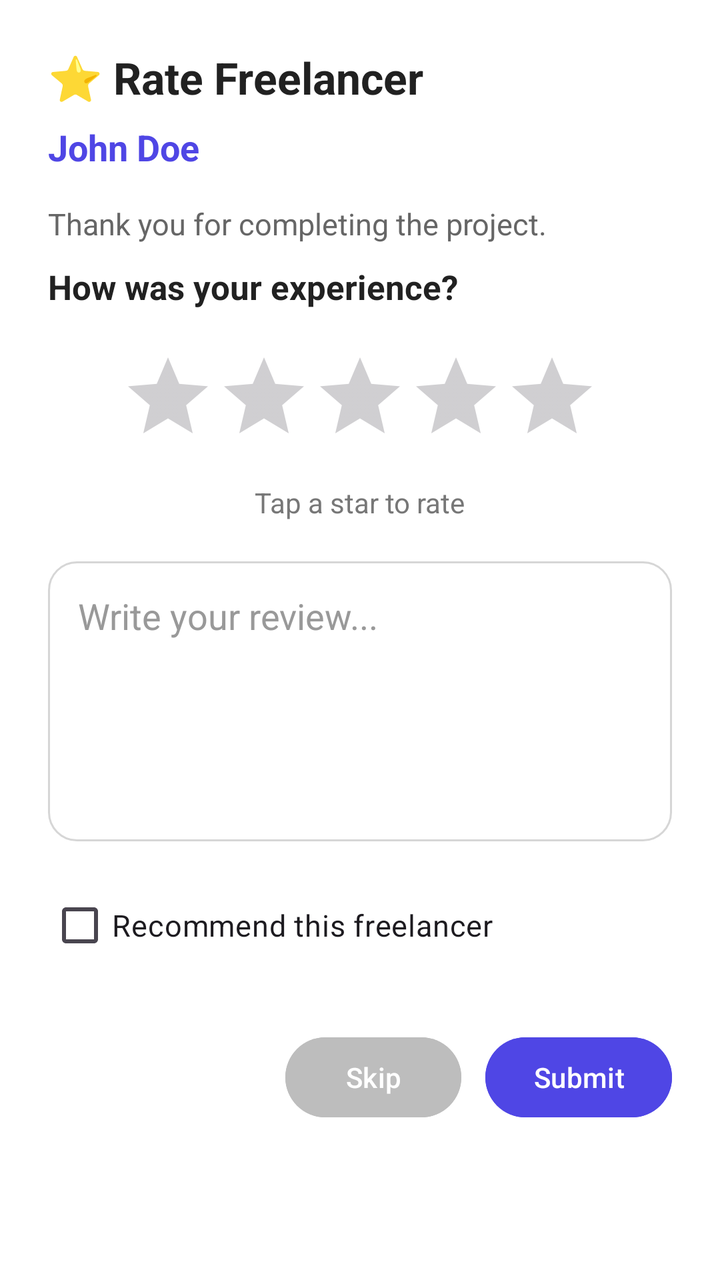
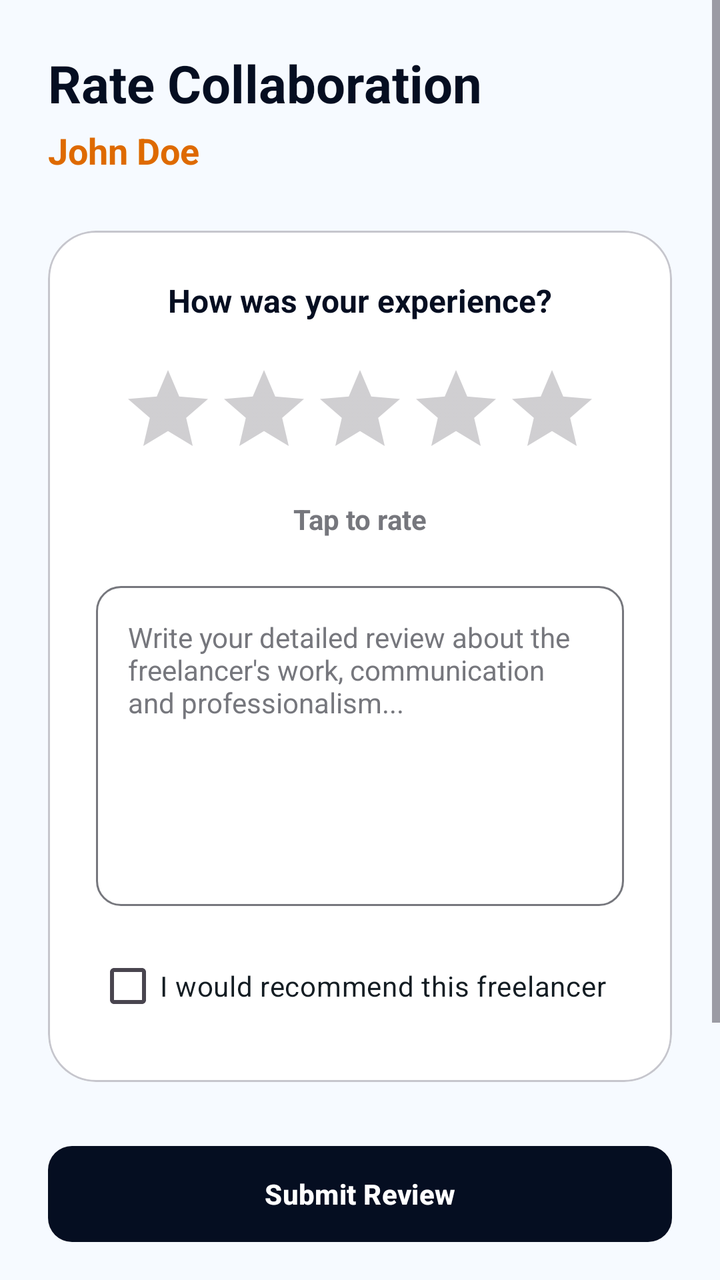

An Android layout rendered at two revisions. The XML below is the earlier revision; the diff shows what the commit changed to produce the second picture.
<!-- AndroidManifest.xml: application theme Theme.MiniJobHunt -->
<!-- res/layout/fragment_review_and_rating_box.xml -->
<?xml version="1.0" encoding="utf-8"?>
<ScrollView xmlns:android="http://schemas.android.com/apk/res/android"
    android:layout_width="match_parent"
    android:layout_height="wrap_content"
    android:fillViewport="true">

    <LinearLayout
        android:layout_width="match_parent"
        android:layout_height="wrap_content"
        android:orientation="vertical"
        android:padding="24dp"
        android:background="@android:color/white">

        
        <TextView
            android:id="@+id/txtTitle"
            android:layout_width="wrap_content"
            android:layout_height="wrap_content"
            android:text="⭐ Rate Freelancer"
            android:textStyle="bold"
            android:textSize="22sp"
            android:textColor="#212121"/>

        
        <TextView
            android:id="@+id/txtFreelancerName"
            android:layout_width="wrap_content"
            android:layout_height="wrap_content"
            android:layout_marginTop="8dp"
            android:text="John Doe"
            android:textStyle="bold"
            android:textSize="18sp"
            android:textColor="#4F46E5"/>

        
        <TextView
            android:layout_width="wrap_content"
            android:layout_height="wrap_content"
            android:layout_marginTop="16dp"
            android:text="Thank you for completing the project."
            android:textSize="15sp"
            android:textColor="#666666"/>

        <TextView
            android:layout_width="wrap_content"
            android:layout_height="wrap_content"
            android:layout_marginTop="10dp"
            android:text="How was your experience?"
            android:textStyle="bold"
            android:textSize="17sp"
            android:textColor="#212121"/>

        
        <RatingBar
            android:id="@+id/ratingBar"
            style="@style/Widget.AppCompat.RatingBar"
            android:layout_width="wrap_content"
            android:layout_height="wrap_content"
            android:layout_gravity="center"
            android:layout_marginTop="20dp"
            android:numStars="5"
            android:stepSize="1"
            android:rating="0"/>

        
        <TextView
            android:id="@+id/txtRatingStatus"
            android:layout_width="wrap_content"
            android:layout_height="wrap_content"
            android:layout_gravity="center"
            android:layout_marginTop="10dp"
            android:text="Tap a star to rate"
            android:textSize="14sp"
            android:textColor="#777777"/>

        
        <EditText
            android:id="@+id/edtReview"
            android:layout_width="match_parent"
            android:layout_height="140dp"
            android:layout_marginTop="20dp"
            android:background="@drawable/bg_review_box"
            android:gravity="top|start"
            android:hint="Write your review..."
            android:padding="15dp"
            android:inputType="textMultiLine"
            android:minLines="5"
            android:maxLines="8"
            android:textColor="#212121"
            android:textColorHint="#999999"/>

        
        <CheckBox
            android:id="@+id/chkRecommend"
            android:layout_width="wrap_content"
            android:layout_height="wrap_content"
            android:layout_marginTop="18dp"
            android:text="Recommend this freelancer"
            android:textSize="15sp"/>

        
        <LinearLayout
            android:layout_width="match_parent"
            android:layout_height="wrap_content"
            android:layout_marginTop="28dp"
            android:gravity="end"
            android:orientation="horizontal">

            <Button
                android:id="@+id/btnSkip"
                android:layout_width="wrap_content"
                android:layout_height="48dp"
                android:text="Skip"
                android:textAllCaps="false"
                android:backgroundTint="#BDBDBD"/>

            <Button
                android:id="@+id/btnSubmit"
                android:layout_width="wrap_content"
                android:layout_height="48dp"
                android:layout_marginStart="12dp"
                android:text="Submit"
                android:textAllCaps="false"
                android:backgroundTint="#4F46E5"
                android:textColor="#FFFFFF"/>

        </LinearLayout>

    </LinearLayout>

</ScrollView>
<!-- resources referenced by this layout -->
<resources>
  <!-- drawable bg_review_box (drawable) -->
  <?xml version="1.0" encoding="utf-8"?>
  <shape xmlns:android="http://schemas.android.com/apk/res/android">
  
      <solid android:color="#FFFFFF"/>
  
      <corners android:radius="14dp"/>
  
      <stroke
          android:width="1dp"
          android:color="#D6D6D6"/>
  
  </shape>
  <style name="Theme.MiniJobHunt" parent="Base.Theme.MiniJobHunt" />
  <style name="Base.Theme.MiniJobHunt" parent="Theme.Material3.DayNight.NoActionBar">
          <item name="colorPrimary">@color/primary</item>
          <item name="colorOnPrimary">@color/white</item>
          <item name="colorPrimaryContainer">@color/primary_light</item>
          <item name="colorOnPrimaryContainer">@color/primary_dark</item>
  
          <item name="colorSecondary">@color/info</item>
          <item name="colorOnSecondary">@color/white</item>
  
          <item name="android:windowBackground">@color/background</item>
          <item name="android:statusBarColor">@color/background</item>
          <item name="android:windowLightStatusBar">true</item>
  
          
          <item name="textAppearanceHeadlineLarge">@style/AppText.HeadlineLarge</item>
          <item name="textAppearanceTitleMedium">@style/AppText.TitleMedium</item>
          <item name="textAppearanceBodyLarge">@style/AppText.BodyLarge</item>
      </style>
  <color name="primary">#000080</color>
  <color name="white">#FFFFFF</color>
  <color name="primary_light">#E6E6FF</color>
  <color name="primary_dark">#000066</color>
  <color name="info">#000080</color>
  <color name="background">#F8FAFC</color>
  <style name="AppText.HeadlineLarge">
          <item name="android:textSize">30sp</item>
          <item name="android:textStyle">bold</item>
          <item name="android:textColor">@color/text_primary</item>
          <item name="android:letterSpacing">-0.02</item>
      </style>
  <style name="AppText.BodyLarge">
          <item name="android:textSize">16sp</item>
          <item name="android:textColor">@color/text_secondary</item>
      </style>
  <color name="text_primary">#0F172A</color>
  <color name="text_secondary">#475569</color>
  <!-- unchanged entries left out for length: 1 -->
</resources>

<!-- the commit's change to res/layout/fragment_review_and_rating_box.xml (unified diff, before → after) -->
@@ -1,130 +1,135 @@
 <?xml version="1.0" encoding="utf-8"?>
 <ScrollView xmlns:android="http://schemas.android.com/apk/res/android"
+    xmlns:app="http://schemas.android.com/apk/res-auto"
+    xmlns:tools="http://schemas.android.com/tools"
     android:layout_width="match_parent"
     android:layout_height="wrap_content"
-    android:fillViewport="true">
+    android:fillViewport="true"
+    android:background="@color/background">
 
     <LinearLayout
         android:layout_width="match_parent"
         android:layout_height="wrap_content"
         android:orientation="vertical"
-        android:padding="24dp"
-        android:background="@android:color/white">
+        android:padding="24dp">
 
         
         <TextView
             android:id="@+id/txtTitle"
             android:layout_width="wrap_content"
             android:layout_height="wrap_content"
-            android:text="⭐ Rate Freelancer"
+            android:text="Rate Collaboration"
             android:textStyle="bold"
-            android:textSize="22sp"
-            android:textColor="#212121"/>
+            android:textSize="26sp"
+            android:textColor="@color/primary"/>
 
-        
         <TextView
             android:id="@+id/txtFreelancerName"
             android:layout_width="wrap_content"
             android:layout_height="wrap_content"
-            android:layout_marginTop="8dp"
+            android:layout_marginTop="4dp"
             android:text="John Doe"
             android:textStyle="bold"
             android:textSize="18sp"
-            android:textColor="#4F46E5"/>
+            android:textColor="@color/orange_primary"/>
 
-        
-        <TextView
-            android:layout_width="wrap_content"
-            android:layout_height="wrap_content"
-            android:layout_marginTop="16dp"
-            android:text="Thank you for completing the project."
-            android:textSize="15sp"
-            android:textColor="#666666"/>
-
-        <TextView
-            android:layout_width="wrap_content"
-            android:layout_height="wrap_content"
-            android:layout_marginTop="10dp"
-            android:text="How was your experience?"
-            android:textStyle="bold"
-            android:textSize="17sp"
-            android:textColor="#212121"/>
-
-        
-        <RatingBar
-            android:id="@+id/ratingBar"
-            style="@style/Widget.AppCompat.RatingBar"
-            android:layout_width="wrap_content"
-            android:layout_height="wrap_content"
-            android:layout_gravity="center"
-            android:layout_marginTop="20dp"
-            android:numStars="5"
-            android:stepSize="1"
-            android:rating="0"/>
-
-        
-        <TextView
-            android:id="@+id/txtRatingStatus"
-            android:layout_width="wrap_content"
-            android:layout_height="wrap_content"
-            android:layout_gravity="center"
-            android:layout_marginTop="10dp"
-            android:text="Tap a star to rate"
-            android:textSize="14sp"
-            android:textColor="#777777"/>
-
-        
-        <EditText
-            android:id="@+id/edtReview"
-            android:layout_width="match_parent"
-            android:layout_height="140dp"
-            android:layout_marginTop="20dp"
-            android:background="@drawable/bg_review_box"
-            android:gravity="top|start"
-            android:hint="Write your review..."
-            android:padding="15dp"
-            android:inputType="textMultiLine"
-            android:minLines="5"
-            android:maxLines="8"
-            android:textColor="#212121"
-            android:textColorHint="#999999"/>
-
-        
-        <CheckBox
-            android:id="@+id/chkRecommend"
-            android:layout_width="wrap_content"
-            android:layout_height="wrap_content"
-            android:layout_marginTop="18dp"
-            android:text="Recommend this freelancer"
-            android:textSize="15sp"/>
-
-        
-        <LinearLayout
+        <com.google.android.material.card.MaterialCardView
             android:layout_width="match_parent"
             android:layout_height="wrap_content"
             android:layout_marginTop="28dp"
-            android:gravity="end"
-            android:orientation="horizontal">
+            app:cardCornerRadius="24dp"
+            app:cardElevation="0dp"
+            app:strokeWidth="1dp"
+            app:strokeColor="@color/outline_variant"
+            app:cardBackgroundColor="@color/white">
 
-            <Button
-                android:id="@+id/btnSkip"
-                android:layout_width="wrap_content"
-                android:layout_height="48dp"
-                android:text="Skip"
-                android:textAllCaps="false"
-                android:backgroundTint="#BDBDBD"/>
+            <LinearLayout
+                android:layout_width="match_parent"
+                android:layout_height="wrap_content"
+                android:orientation="vertical"
+                android:padding="24dp"
+                android:gravity="center_horizontal">
 
-            <Button
-                android:id="@+id/btnSubmit"
-                android:layout_width="wrap_content"
-                android:layout_height="48dp"
-                android:layout_marginStart="12dp"
-                android:text="Submit"
-                android:textAllCaps="false"
-                android:backgroundTint="#4F46E5"
-                android:textColor="#FFFFFF"/>
+                <TextView
+                    android:layout_width="wrap_content"
+                    android:layout_height="wrap_content"
+                    android:text="How was your experience?"
+                    android:textStyle="bold"
+                    android:textSize="16sp"
+                    android:textColor="@color/primary"/>
 
-        </LinearLayout>
+                <RatingBar
+                    android:id="@+id/ratingBar"
+                    style="@style/Widget.AppCompat.RatingBar"
+                    android:layout_width="wrap_content"
+                    android:layout_height="wrap_content"
+                    android:layout_marginTop="20dp"
+                    android:numStars="5"
+                    android:stepSize="1"
+                    android:rating="0"
+                    android:progressTint="@color/warning"
+                    android:secondaryProgressTint="@color/warning" />
+
+                <TextView
+                    android:id="@+id/txtRatingStatus"
+                    android:layout_width="wrap_content"
+                    android:layout_height="wrap_content"
+                    android:layout_marginTop="12dp"
+                    android:text="Tap to rate"
+                    android:textSize="14sp"
+                    android:textColor="@color/text_muted"
+                    android:textStyle="bold" />
+
+                <EditText
+                    android:id="@+id/edtReview"
+                    android:layout_width="match_parent"
+                    android:layout_height="160dp"
+                    android:layout_marginTop="24dp"
+                    android:background="@drawable/bg_input_rounded"
+                    android:gravity="top"
+                    android:hint="Write your detailed review about the freelancer's work, communication and professionalism..."
+                    android:padding="16dp"
+                    android:inputType="textMultiLine"
+                    android:textColor="@color/text_primary"
+                    android:textColorHint="@color/text_hint"
+                    android:textSize="14sp" />
+
+                <com.google.android.material.checkbox.MaterialCheckBox
+                    android:id="@+id/chkRecommend"
+                    android:layout_width="wrap_content"
+                    android:layout_height="wrap_content"
+                    android:layout_marginTop="16dp"
+                    android:layout_gravity="start"
+                    android:text="I would recommend this freelancer"
+                    android:textColor="@color/text_primary"
+                    android:textSize="14sp"/>
+
+            </LinearLayout>
+
+        </com.google.android.material.card.MaterialCardView>
+
+        <com.google.android.material.button.MaterialButton
+            android:id="@+id/btnSubmit"
+            style="@style/AppButton.Primary"
+            android:layout_width="match_parent"
+            android:layout_height="48dp"
+            android:layout_marginTop="32dp"
+            android:text="Submit Review"
+            android:textAllCaps="false" />
+
+        <com.google.android.material.button.MaterialButton
+            android:id="@+id/btnSkip"
+            style="@style/Widget.Material3.Button.TextButton"
+            android:layout_width="match_parent"
+            android:layout_height="48dp"
+            android:layout_marginTop="8dp"
+            android:text="Skip for now"
+            android:textAllCaps="false"
+            android:textColor="@color/text_muted" />
+
+        <Space
+            android:layout_width="match_parent"
+            android:layout_height="100dp" />
 
     </LinearLayout>
 
<!-- resource entries referenced after the edit -->
@@ -1,26 +1,17 @@
 <!-- resources referenced by this layout -->
 <resources>
-  <!-- drawable bg_review_box (drawable) -->
-  <?xml version="1.0" encoding="utf-8"?>
-  <shape xmlns:android="http://schemas.android.com/apk/res/android">
-  
-      <solid android:color="#FFFFFF"/>
-  
-      <corners android:radius="14dp"/>
-  
-      <stroke
-          android:width="1dp"
-          android:color="#D6D6D6"/>
-  
-  </shape>
   <style name="Theme.MiniJobHunt" parent="Base.Theme.MiniJobHunt" />
+  <color name="outline">#76777d</color>
+  <style name="ShapeAppearance.App.Medium" parent="ShapeAppearance.Material3.MediumComponent">
+          <item name="cornerSize">12dp</item>
+      </style>
   <style name="Base.Theme.MiniJobHunt" parent="Theme.Material3.DayNight.NoActionBar">
           <item name="colorPrimary">@color/primary</item>
           <item name="colorOnPrimary">@color/white</item>
-          <item name="colorPrimaryContainer">@color/primary_light</item>
-          <item name="colorOnPrimaryContainer">@color/primary_dark</item>
+          <item name="colorPrimaryContainer">@color/primary_container</item>
+          <item name="colorOnPrimaryContainer">@color/on_primary_container</item>
   
-          <item name="colorSecondary">@color/info</item>
+          <item name="colorSecondary">@color/secondary</item>
           <item name="colorOnSecondary">@color/white</item>
   
           <item name="android:windowBackground">@color/background</item>
@@ -31,15 +22,51 @@
           <item name="textAppearanceHeadlineLarge">@style/AppText.HeadlineLarge</item>
           <item name="textAppearanceTitleMedium">@style/AppText.TitleMedium</item>
           <item name="textAppearanceBodyLarge">@style/AppText.BodyLarge</item>
+          <item name="textAppearanceLabelMedium">@style/AppText.LabelMedium</item>
       </style>
-  <color name="primary">#000080</color>
+  <color name="primary_container">#1b2437</color>
+  <color name="on_primary_container">#828ba2</color>
+  <color name="secondary">#5c5f60</color>
+  <color name="primary">#050e21</color>
+  <color name="text_hint">#76777d</color>
+  <color name="text_muted">#76777d</color>
   <color name="white">#FFFFFF</color>
-  <color name="primary_light">#E6E6FF</color>
-  <color name="primary_dark">#000066</color>
-  <color name="info">#000080</color>
-  <color name="background">#F8FAFC</color>
+  <!-- drawable bg_input_rounded (drawable) -->
+  <?xml version="1.0" encoding="utf-8"?>
+  <selector xmlns:android="http://schemas.android.com/apk/res/android">
+      <item android:state_focused="true">
+          <shape android:shape="rectangle">
+              <solid android:color="@android:color/transparent" />
+              <corners android:radius="12dp" />
+              <stroke
+                  android:width="2dp"
+                  android:color="@color/primary" />
+          </shape>
+      </item>
+      <item>
+          <shape android:shape="rectangle">
+              <solid android:color="@android:color/transparent" />
+              <corners android:radius="12dp" />
+              <stroke
+                  android:width="1dp"
+                  android:color="@color/outline" />
+          </shape>
+      </item>
+  </selector>
+  <style name="AppButton.Primary" parent="Widget.Material3.Button">
+          <item name="backgroundTint">@color/primary</item>
+          <item name="android:textColor">@color/white</item>
+          <item name="shapeAppearance">@style/ShapeAppearance.App.Medium</item>
+          <item name="android:insetTop">0dp</item>
+          <item name="android:insetBottom">0dp</item>
+          <item name="android:letterSpacing">0.01</item>
+          <item name="android:textStyle">bold</item>
+      </style>
+  <color name="background">#f6faff</color>
+  <color name="orange_primary">#de6a00</color>
+  <color name="outline_variant">#c6c6cd</color>
   <style name="AppText.HeadlineLarge">
-          <item name="android:textSize">30sp</item>
+          <item name="android:textSize">24sp</item>
           <item name="android:textStyle">bold</item>
           <item name="android:textColor">@color/text_primary</item>
           <item name="android:letterSpacing">-0.02</item>
@@ -48,8 +75,15 @@
           <item name="android:textSize">16sp</item>
           <item name="android:textColor">@color/text_secondary</item>
       </style>
-  <color name="text_primary">#0F172A</color>
-  <color name="text_secondary">#475569</color>
+  <style name="AppText.LabelMedium">
+          <item name="android:textSize">12sp</item>
+          <item name="android:textStyle">bold</item>
+          <item name="android:textColor">@color/text_muted</item>
+          <item name="android:letterSpacing">0.01</item>
+      </style>
+  <color name="text_primary">#141d23</color>
+  <color name="warning">#f59e0b</color>
+  <color name="text_secondary">#45474c</color>
   <!-- unchanged entries left out for length: 1 -->
 </resources>
 
